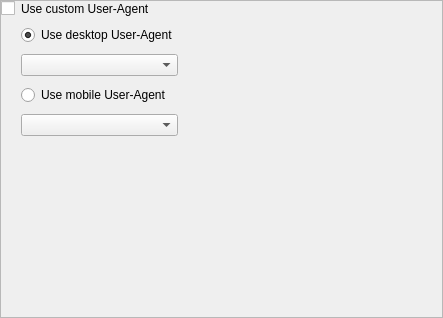
andrascii/RiveSolutions_SEO_Spider, file seospider/ui/user_agent_settings_widget.ui: the form before one commit.
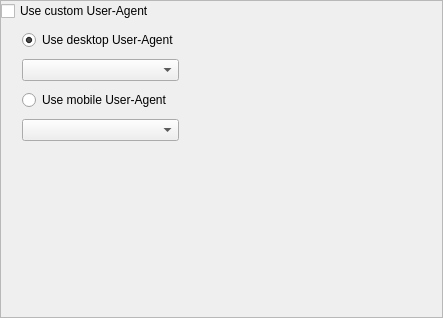
The form after the commit.

The edit to the form file:
```diff
--- a/seospider/ui/user_agent_settings_widget.ui
+++ b/seospider/ui/user_agent_settings_widget.ui
@@ -74,22 +74,6 @@
           </attribute>
          </widget>
         </item>
-        <item row="0" column="0">
-         <widget class="QCheckBox" name="useCustomUserAgentCheckBox">
-          <property name="sizePolicy">
-           <sizepolicy hsizetype="Minimum" vsizetype="Fixed">
-            <horstretch>0</horstretch>
-            <verstretch>0</verstretch>
-           </sizepolicy>
-          </property>
-          <property name="text">
-           <string/>
-          </property>
-          <property name="controlKey" stdset="0">
-           <string notr="true">useCustomUserAgent</string>
-          </property>
-         </widget>
-        </item>
         <item row="1" column="1">
          <widget class="QRadioButton" name="useDesktopUserAgentRadioButton">
           <property name="text">
@@ -135,16 +119,6 @@
           </property>
          </spacer>
         </item>
-        <item row="0" column="1">
-         <widget class="QLabel" name="label">
-          <property name="text">
-           <string>Use custom User-Agent</string>
-          </property>
-          <property name="buddy">
-           <cstring>useCustomUserAgentCheckBox</cstring>
-          </property>
-         </widget>
-        </item>
         <item row="2" column="1">
          <widget class="QComboBox" name="desktopUserAgentComboBox">
           <property name="controlKey" stdset="0">
@@ -159,6 +133,38 @@
           </property>
          </widget>
         </item>
+        <item row="1" column="0">
+         <spacer name="horizontalSpacer">
+          <property name="orientation">
+           <enum>Qt::Horizontal</enum>
+          </property>
+          <property name="sizeType">
+           <enum>QSizePolicy::Fixed</enum>
+          </property>
+          <property name="sizeHint" stdset="0">
+           <size>
+            <width>15</width>
+            <height>1</height>
+           </size>
+          </property>
+         </spacer>
+        </item>
+        <item row="0" column="0" colspan="2">
+         <widget class="QCheckBox" name="useCustomUserAgentCheckBox">
+          <property name="sizePolicy">
+           <sizepolicy hsizetype="Minimum" vsizetype="Fixed">
+            <horstretch>0</horstretch>
+            <verstretch>0</verstretch>
+           </sizepolicy>
+          </property>
+          <property name="text">
+           <string>Use custom User-Agent</string>
+          </property>
+          <property name="controlKey" stdset="0">
+           <string notr="true">useCustomUserAgent</string>
+          </property>
+         </widget>
+        </item>
        </layout>
       </item>
      </layout>
```
